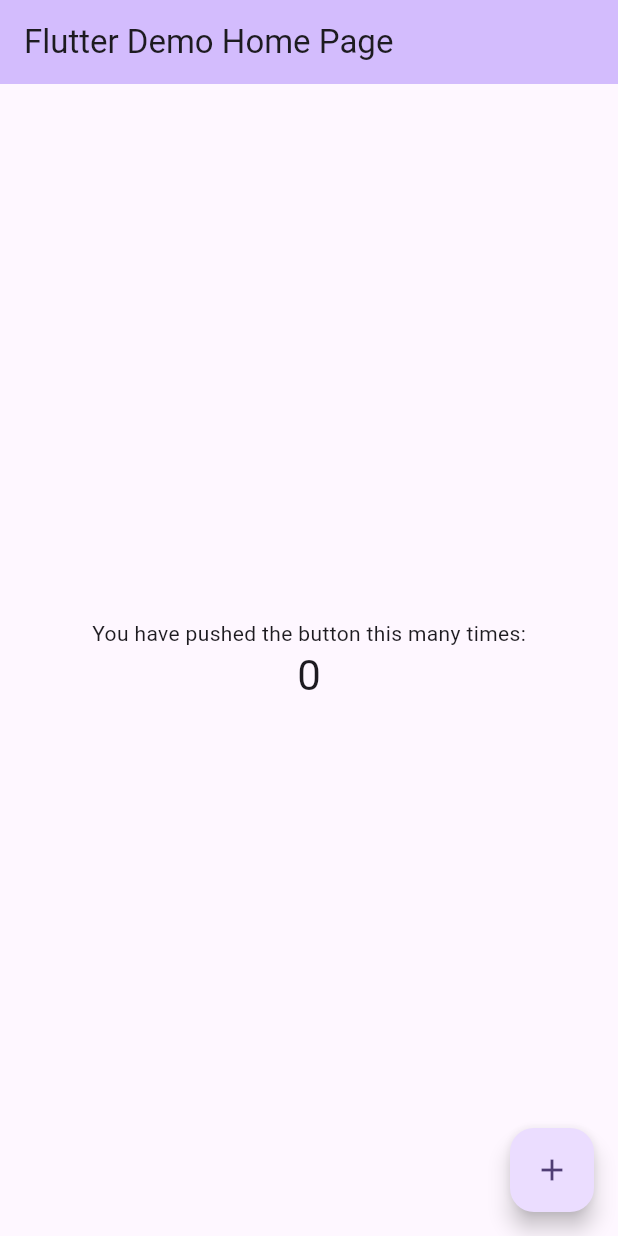
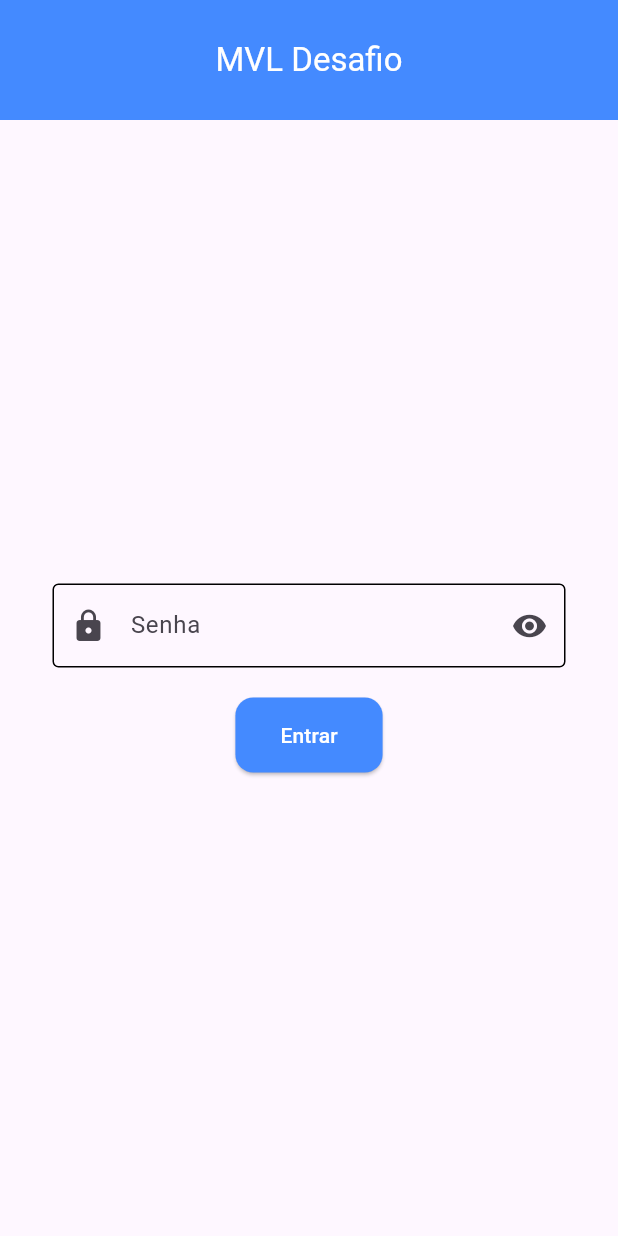
Before and after one commit to danielbrunoo/desafio, a Flutter app: the screen it shows after launch, on a phone screen of 412 x 824 dp. Run offline on Flutter 3.47's test engine with Material 3 defaults, Android fonts, the phone set to English and light mode, and no system bars; missing offline and left inert: dart_frog, desafio_shared.

Commit message:
access screen and successful screen

```diff
--- a/lib/main.dart
+++ b/lib/main.dart
@@ -1,4 +1,6 @@
 import 'package:flutter/material.dart';
+import 'pages/access_screen.dart';
+
 
 void main() {
   runApp(const MyApp());
@@ -11,115 +13,14 @@
   @override
   Widget build(BuildContext context) {
     return MaterialApp(
+      debugShowCheckedModeBanner: false,
       title: 'Flutter Demo',
       theme: ThemeData(
-        // This is the theme of your application.
-        //
-        // TRY THIS: Try running your application with "flutter run". You'll see
-        // the application has a purple toolbar. Then, without quitting the app,
-        // try changing the seedColor in the colorScheme below to Colors.green
-        // and then invoke "hot reload" (save your changes or press the "hot
-        // reload" button in a Flutter-supported IDE, or press "r" if you used
-        // the command line to start the app).
-        //
-        // Notice that the counter didn't reset back to zero; the application
-        // state is not lost during the reload. To reset the state, use hot
-        // restart instead.
-        //
-        // This works for code too, not just values: Most code changes can be
-        // tested with just a hot reload.
         colorScheme: ColorScheme.fromSeed(seedColor: Colors.deepPurple),
         useMaterial3: true,
       ),
-      home: const MyHomePage(title: 'Flutter Demo Home Page'),
+      home: const AccessScreen(),
     );
+
   }
 }
-
-class MyHomePage extends StatefulWidget {
-  const MyHomePage({super.key, required this.title});
-
-  // This widget is the home page of your application. It is stateful, meaning
-  // that it has a State object (defined below) that contains fields that affect
-  // how it looks.
-
-  // This class is the configuration for the state. It holds the values (in this
-  // case the title) provided by the parent (in this case the App widget) and
-  // used by the build method of the State. Fields in a Widget subclass are
-  // always marked "final".
-
-  final String title;
-
-  @override
-  State<MyHomePage> createState() => _MyHomePageState();
-}
-
-class _MyHomePageState extends State<MyHomePage> {
-  int _counter = 0;
-
-  void _incrementCounter() {
-    setState(() {
-      // This call to setState tells the Flutter framework that something has
-      // changed in this State, which causes it to rerun the build method below
-      // so that the display can reflect the updated values. If we changed
-      // _counter without calling setState(), then the build method would not be
-      // called again, and so nothing would appear to happen.
-      _counter++;
-    });
-  }
-
-  @override
-  Widget build(BuildContext context) {
-    // This method is rerun every time setState is called, for instance as done
-    // by the _incrementCounter method above.
-    //
-    // The Flutter framework has been optimized to make rerunning build methods
-    // fast, so that you can just rebuild anything that needs updating rather
-    // than having to individually change instances of widgets.
-    return Scaffold(
-      appBar: AppBar(
-        // TRY THIS: Try changing the color here to a specific color (to
-        // Colors.amber, perhaps?) and trigger a hot reload to see the AppBar
-        // change color while the other colors stay the same.
-        backgroundColor: Theme.of(context).colorScheme.inversePrimary,
-        // Here we take the value from the MyHomePage object that was created by
-        // the App.build method, and use it to set our appbar title.
-        title: Text(widget.title),
-      ),
-      body: Center(
-        // Center is a layout widget. It takes a single child and positions it
-        // in the middle of the parent.
-        child: Column(
-          // Column is also a layout widget. It takes a list of children and
-          // arranges them vertically. By default, it sizes itself to fit its
-          // children horizontally, and tries to be as tall as its parent.
-          //
-          // Column has various properties to control how it sizes itself and
-          // how it positions its children. Here we use mainAxisAlignment to
-          // center the children vertically; the main axis here is the vertical
-          // axis because Columns are vertical (the cross axis would be
-          // horizontal).
-          //
-          // TRY THIS: Invoke "debug painting" (choose the "Toggle Debug Paint"
-          // action in the IDE, or press "p" in the console), to see the
-          // wireframe for each widget.
-          mainAxisAlignment: MainAxisAlignment.center,
-          children: <Widget>[
-            const Text(
-              'You have pushed the button this many times:',
-            ),
-            Text(
-              '$_counter',
-              style: Theme.of(context).textTheme.headlineMedium,
-            ),
-          ],
-        ),
-      ),
-      floatingActionButton: FloatingActionButton(
-        onPressed: _incrementCounter,
-        tooltip: 'Increment',
-        child: const Icon(Icons.add),
-      ), // This trailing comma makes auto-formatting nicer for build methods.
-    );
-  }
-}
--- /dev/null
+++ b/lib/pages/access_screen.dart
@@ -0,0 +1,89 @@
+import 'package:flutter/cupertino.dart';
+import 'package:flutter/material.dart';
+
+class AccessScreen extends StatefulWidget {
+  const AccessScreen({super.key});
+
+  @override
+  State<AccessScreen> createState() => _AccessScreenState();
+}
+
+class _AccessScreenState extends State<AccessScreen> {
+
+  bool _obscureText = true;
+  final TextEditingController _controller = TextEditingController();
+
+  void _submit() {
+    final password = _controller.text;
+    print("Senha digitada: $password");
+  }
+
+  @override
+  Widget build(BuildContext context) {
+    return Scaffold(
+      appBar: AppBar(
+        toolbarHeight: 80,
+        backgroundColor: Colors.blueAccent,
+        centerTitle: true,
+        title: const Text('MVL Desafio',
+          style: TextStyle(color: Colors.white,
+          ),
+        ),
+      ),
+      body: Padding(
+        padding: const EdgeInsets.all(8.0),
+        child: Container(
+          width: MediaQuery.of(context).size.width,
+          padding: const EdgeInsets.all(27),
+          child: Column(
+              mainAxisAlignment: MainAxisAlignment.center,
+              children: [
+                // SizedBox(height: 30),
+                TextField(
+                  controller: _controller,
+                  obscureText: _obscureText,
+                  decoration: InputDecoration(
+                    labelText: "Senha",
+                    hintText: "Digite sua senha",
+                    border: const OutlineInputBorder(),
+
+                    focusedBorder: const OutlineInputBorder(
+                      borderSide: BorderSide(width: 2),
+                    ),
+                    enabledBorder: const OutlineInputBorder(
+                      borderSide: BorderSide(width: 1),
+                    ),
+                    prefixIcon: Icon(Icons.lock),
+                    suffixIcon: IconButton(
+                      icon: Icon(
+                        _obscureText ? Icons.visibility : Icons.visibility_off,
+                      ),
+                      onPressed: () {
+                        setState(() {
+                          _obscureText = !_obscureText;
+                        }
+                        );
+                      },
+                    ),
+
+                  ),
+                ),
+                SizedBox(height: 20),
+                ElevatedButton(
+                  onPressed: _submit,
+                  child: Text("Entrar"),
+                  style: ElevatedButton.styleFrom(
+                    foregroundColor: Colors.white, backgroundColor: Colors.blueAccent,
+                    padding: EdgeInsets.symmetric(vertical: 15, horizontal: 30),
+                    shape: RoundedRectangleBorder(
+                      borderRadius: BorderRadius.circular(12),
+                    ),
+                  ),
+                ),
+              ],
+          ),
+        ),
+      ),
+    );
+  }
+}
--- /dev/null
+++ b/lib/pages/successful_access_screen.dart
@@ -0,0 +1,30 @@
+import 'package:flutter/material.dart';
+
+class SuccessfulAccessScreen extends StatelessWidget {
+  const SuccessfulAccessScreen({super.key});
+
+  @override
+  Widget build(BuildContext context) {
+    return const Scaffold(
+      backgroundColor: Colors.greenAccent,
+      body: Center(
+        child: Text(
+          "Acesso Bem-sucedido!",
+          style: TextStyle(
+              color: Colors.white,
+              fontSize: 24,
+              fontWeight: FontWeight.bold,
+              shadows: [
+                Shadow(
+                  blurRadius: 10,
+                  offset: Offset(1.0, 1.0),
+                  // color: Colors.black.withOpacity(0.5),
+                )
+              ]
+          ),
+        ),
+      ),
+    );
+    // }
+  }
+}
```
Also changed, not shown: pubspec.yaml (+12 -3 lines), pubspec.lock, 1 other file.
